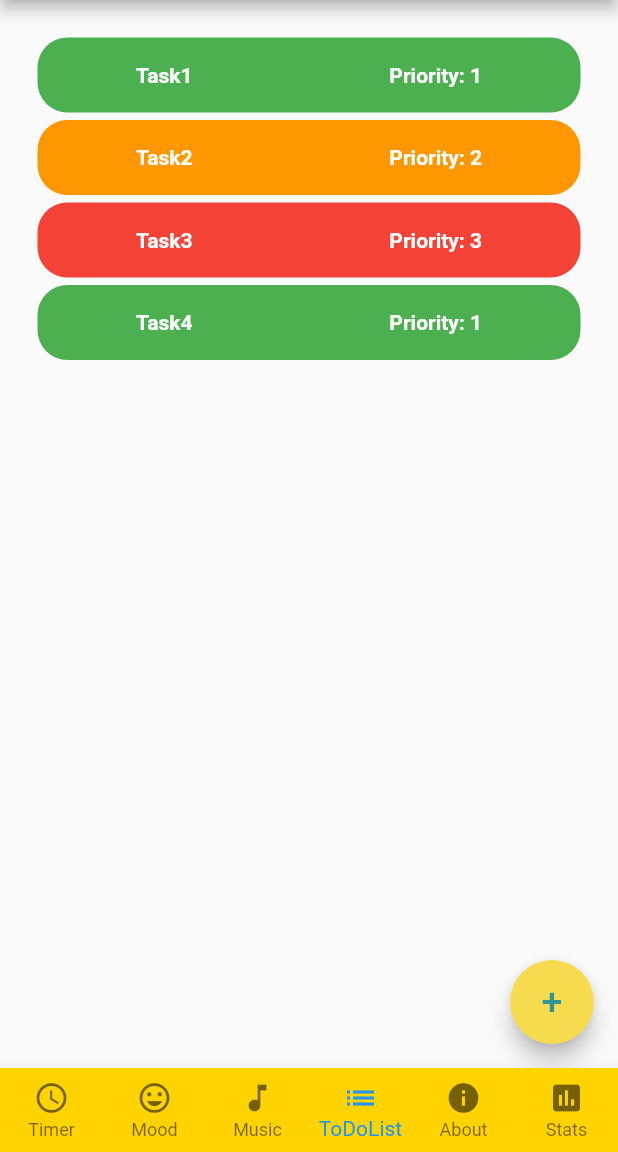
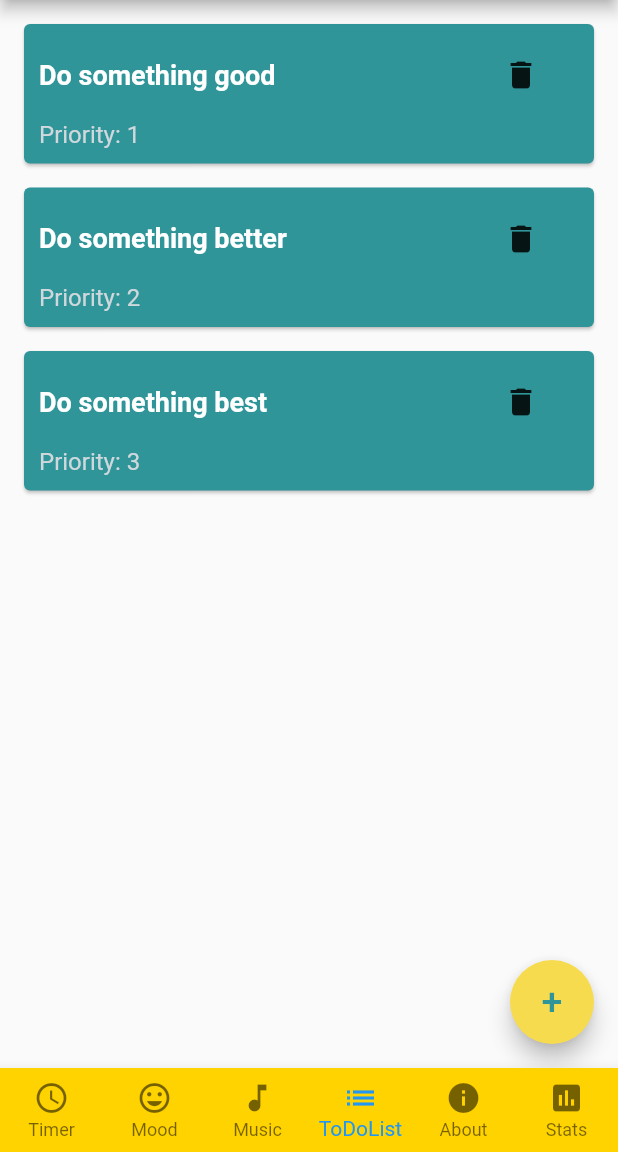
Before and after one commit to mateuszroganowicz/bproductive_flutter, a Flutter app: the screen it shows after launch, item 4 of the bottom bar chosen, on a phone screen of 412 x 824 dp, the part 84-1236 px from its top. Run offline on Flutter 3.47's test engine with Material 2 defaults, Android fonts, the phone set to English and light mode, and no system bars.

Commit message:
Work on todo list+ MVVM model introduced

```diff
--- /dev/null
+++ b/lib/Models/Todo.dart
@@ -0,0 +1,9 @@
+class Todo
+{
+  int id;
+  String text;
+  int priority;
+  String localisation;
+
+  Todo({this.id, this.text, this.priority, this.localisation});
+}
--- a/lib/ToDoList.dart
+++ /dev/null
@@ -1,103 +0,0 @@
-import 'package:flutter/material.dart';
-
-import 'main.dart';
-
-class ToDoListPage extends StatelessWidget{
-  @override
-  Widget build(BuildContext context) {
-    // TODO: implement build
-
-    return Scaffold
-    (
-      body: Container(
-        child: ListView(
-          padding: const EdgeInsets.all(25),
-          children: <Widget>[
-
-            Container(
-              height: 50,
-              decoration: BoxDecoration(borderRadius: BorderRadius.circular(20.0),color: Colors.green,),
-              child: Row(
-                  mainAxisAlignment: MainAxisAlignment.spaceAround,
-                  children: <Widget>[
-                    Text(
-                      'Task1',
-                      style: TextStyle(fontWeight: FontWeight.bold, color: Colors.white),
-                    ),
-                    Text(
-                      'Priority: 1',
-                      style: TextStyle(fontWeight: FontWeight.bold, color: Colors.white),
-                    ),
-                  ]
-              )
-              ),
-            Container(
-                margin: EdgeInsets.only(top: 5),
-              height: 50,
-              decoration: BoxDecoration(borderRadius: BorderRadius.circular(20.0),color: Colors.orange,),
-              child: Row(
-                  mainAxisAlignment: MainAxisAlignment.spaceAround,
-                  children: <Widget>[
-                    Text(
-                      'Task2',
-                      style: TextStyle(fontWeight: FontWeight.bold, color: Colors.white),
-                    ),
-                    Text(
-                      'Priority: 2',
-                      style: TextStyle(fontWeight: FontWeight.bold, color: Colors.white),
-                    ),
-                  ]
-              )
-              ),
-            Container(
-              margin: EdgeInsets.only(top: 5),
-              height: 50,
-              decoration: BoxDecoration(borderRadius: BorderRadius.circular(20.0),color: Colors.red,),
-              child: Row(
-                  mainAxisAlignment: MainAxisAlignment.spaceAround,
-                  children: <Widget>[
-                    Text(
-                      'Task3',
-                      style: TextStyle(fontWeight: FontWeight.bold, color: Colors.white),
-                    ),
-                    Text(
-                      'Priority: 3',
-                      style: TextStyle(fontWeight: FontWeight.bold, color: Colors.white),
-                    ),
-                  ]
-              )
-              ),
-            Container(
-              margin: EdgeInsets.only(top: 5),
-              height: 50,
-              decoration: BoxDecoration(borderRadius: BorderRadius.circular(20.0),color: Colors.green,),
-              child: Row(
-                  mainAxisAlignment: MainAxisAlignment.spaceAround,
-                  children: <Widget>[
-                    Text(
-                      'Task4',
-                      style: TextStyle(fontWeight: FontWeight.bold, color: Colors.white),
-                    ),
-                    Text(
-                      'Priority: 1',
-                      style: TextStyle(fontWeight: FontWeight.bold, color: Colors.white),
-                    ),
-                  ]
-              )
-              ),
-
-          ],
-        )
-      ),
-
-      floatingActionButton: FloatingActionButton(
-        onPressed: () {},
-        child: Text(
-            "+",
-            style: TextStyle(color: MyApp.secondary_color, fontSize: 25),
-          ),
-        backgroundColor: MyApp.main_color,
-        ),
-    );
-  }
-}
--- a/lib/About.dart
+++ b/lib/ViewModels/About.dart
@@ -1,6 +1,5 @@
 import 'package:flutter/material.dart';
-
-import 'main.dart';
+import '../main.dart';
 
 class About extends StatelessWidget{
   @override
--- a/lib/Music.dart
+++ b/lib/ViewModels/Music.dart
@@ -1,6 +1,6 @@
 import 'package:flutter/material.dart';
 
-import 'main.dart';
+import '../main.dart';
 
 class MusicPage extends StatelessWidget{
   @override
--- a/lib/Stats.dart
+++ b/lib/ViewModels/Stats.dart
@@ -1,6 +1,6 @@
 import 'package:flutter/material.dart';
 
-import 'main.dart';
+import '../main.dart';
 
 class Stats extends StatelessWidget{
   @override
@@ -16,8 +16,8 @@ class Stats extends StatelessWidget{
             children: <Widget>[
               Container(
                 margin: EdgeInsets.only(top: 10),
-                height: 180.0,
-                width: 340.0,
+                height: 200.0,
+                width: 390.0,
                 decoration: BoxDecoration(
                   borderRadius: BorderRadius.circular(5.0),
                   color: MyApp.accent_color,
@@ -45,9 +45,9 @@ class Stats extends StatelessWidget{
             mainAxisAlignment: MainAxisAlignment.spaceAround,
             children: <Widget>[
               Container(
-                margin: EdgeInsets.only(top: 15),
-                height: 120.0,
-                width: 160.0,
+                margin: EdgeInsets.only(top: 25),
+                height: 140.0,
+                width: 180.0,
                 decoration: BoxDecoration(
                   borderRadius: BorderRadius.circular(5.0),
                   color: MyApp.accent_color,
@@ -69,9 +69,9 @@ class Stats extends StatelessWidget{
               ),
 
               Container(
-                margin: EdgeInsets.only(top: 15),
-                height: 120.0,
-                width: 160.0,
+                margin: EdgeInsets.only(top: 25),
+                height: 140.0,
+                width: 180.0,
                 decoration: BoxDecoration(
                   borderRadius: BorderRadius.circular(5.0),
                   color: MyApp.accent_color,
@@ -101,8 +101,8 @@ class Stats extends StatelessWidget{
             children: <Widget>[
               Container(
                 margin: EdgeInsets.only(top: 10),
-                height: 120.0,
-                width: 160.0,
+                height: 140.0,
+                width: 180.0,
                 decoration: BoxDecoration(
                   borderRadius: BorderRadius.circular(5.0),
                   color: MyApp.accent_color,
@@ -117,7 +117,7 @@ class Stats extends StatelessWidget{
                 ),
                 child: Center(
                   child: Text(
-                    "Taken Sessions",
+                    "Most common mood",
                     style: TextStyle(fontWeight: FontWeight.bold, color: Colors.white),
                   ),
                 ),
@@ -125,8 +125,8 @@ class Stats extends StatelessWidget{
 
               Container(
                 margin: EdgeInsets.only(top: 10),
-                height: 120.0,
-                width: 160.0,
+                height: 140.0,
+                width: 180.0,
                 decoration: BoxDecoration(
                   borderRadius: BorderRadius.circular(5.0),
                   color: MyApp.accent_color,
@@ -141,7 +141,7 @@ class Stats extends StatelessWidget{
                 ),
                 child: Center(
                   child: Text(
-                    "Tasks accomplished",
+                    "Hours spent learning",
                     style: TextStyle(fontWeight: FontWeight.bold, color: Colors.white),
                     textAlign: TextAlign.center,
                   ),
--- a/lib/Timer.dart
+++ b/lib/ViewModels/Timer.dart
@@ -1,7 +1,7 @@
 import 'package:flutter/cupertino.dart';
 import 'package:flutter/material.dart';
 
-import 'main.dart';
+import '../main.dart';
 
 class TimerPage extends StatelessWidget{
   @override
--- /dev/null
+++ b/lib/ViewModels/ToDoList.dart
@@ -0,0 +1,42 @@
+import 'package:bproductiveflutter/Models/Todo.dart';
+import 'package:bproductiveflutter/Views/TodoCard.dart';
+import 'package:flutter/material.dart';
+
+import '../main.dart';
+
+class ToDoListPage extends StatefulWidget
+{
+  @override
+  _ToDoListPageState createState() => _ToDoListPageState();
+}
+
+class _ToDoListPageState extends State<ToDoListPage>
+{
+  List<Todo> todos =
+  [
+    Todo(id: 1, text: "Do something good", priority: 1, localisation: "Here"),
+    Todo(id: 2, text: "Do something better", priority: 2, localisation: "There"),
+    Todo(id: 3, text: "Do something best", priority: 3, localisation: "Far"),
+  ];
+
+  @override
+  Widget build(BuildContext context) {
+    return Scaffold(
+      body: Column(
+        children: todos.map((task) => TodoCard(
+            todo: task,
+            delete: () { setState(() {todos.remove(task);});}
+        )).toList(),
+      ),
+
+      floatingActionButton: FloatingActionButton(
+        onPressed: () {},
+        child: Text(
+            "+",
+            style: TextStyle(color: MyApp.secondary_color, fontSize: 25),
+          ),
+        backgroundColor: MyApp.main_color,
+        ),
+    );
+  }
+}
--- /dev/null
+++ b/lib/Views/TodoCard.dart
@@ -0,0 +1,60 @@
+import 'package:bproductiveflutter/Models/Todo.dart';
+import 'package:bproductiveflutter/main.dart';
+import 'package:flutter/cupertino.dart';
+import 'package:flutter/material.dart';
+
+class TodoCard extends StatelessWidget
+{
+  final Todo todo;
+  final Function delete;
+
+  TodoCard({this.todo, this.delete});  // Constructor of TodoCard
+
+  @override
+  Widget build(BuildContext context) {
+
+    return Card(
+      color: MyApp.secondary_color,
+      margin: EdgeInsets.fromLTRB(16, 16, 16, 0),
+      child: Padding(
+        padding: const EdgeInsets.all(10),
+        child: Column(
+          crossAxisAlignment: CrossAxisAlignment.stretch,
+          children: <Widget>[
+            Row(
+              children: <Widget>[
+                Expanded(
+                  flex: 9,
+                  child: Text(
+                    todo.text,
+                    style: TextStyle(
+                      fontSize: 18,
+                      fontWeight: FontWeight.bold,
+                      color: Colors.white,
+                    ),
+                  ),
+                ),
+                Expanded(
+                  flex: 2,
+                  child: FlatButton.icon(
+                    onPressed: delete,
+                    icon: Icon(Icons.delete),
+                    label: Text(""),
+                  ),
+                )
+              ],
+            ),
+            SizedBox(height: 6),
+            Text(
+              'Priority: ${todo.priority}',
+              style: TextStyle(
+                fontSize: 16,
+                color: Colors.blueGrey[100],
+              ),
+            ),
+          ],
+        ),
+      ),
+    );
+  }
+}
```
Also changed, not shown: lib/main.dart (+6 -8 lines), lib/ViewModels/Mood.dart (renamed from lib/Mood.dart).
